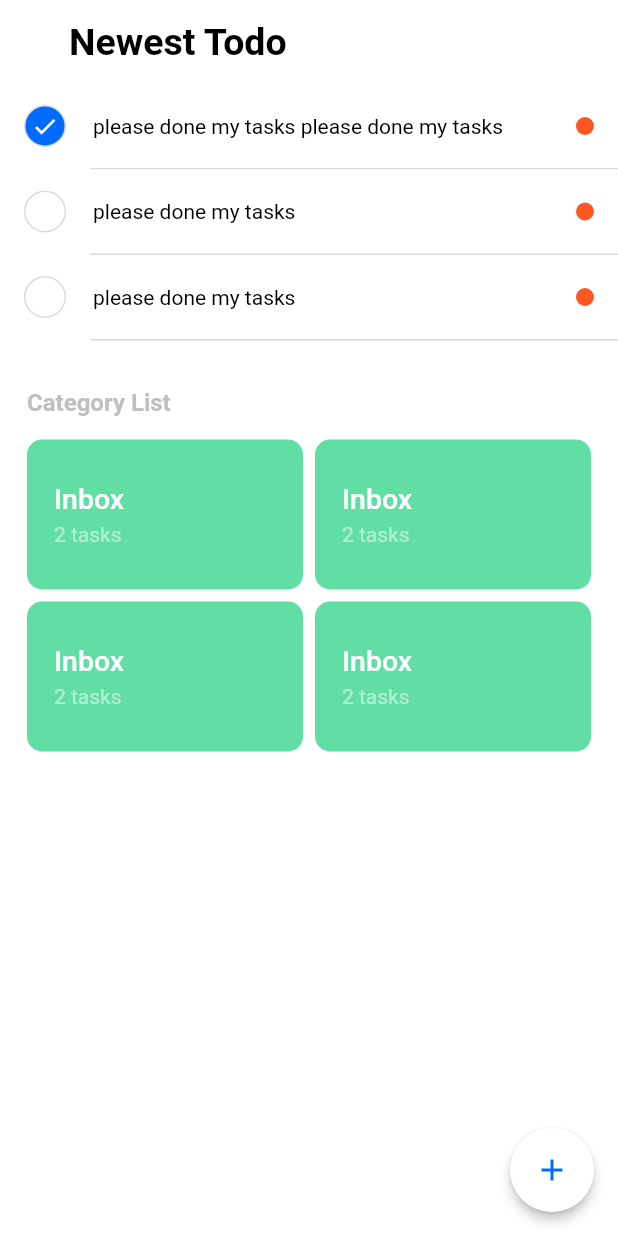
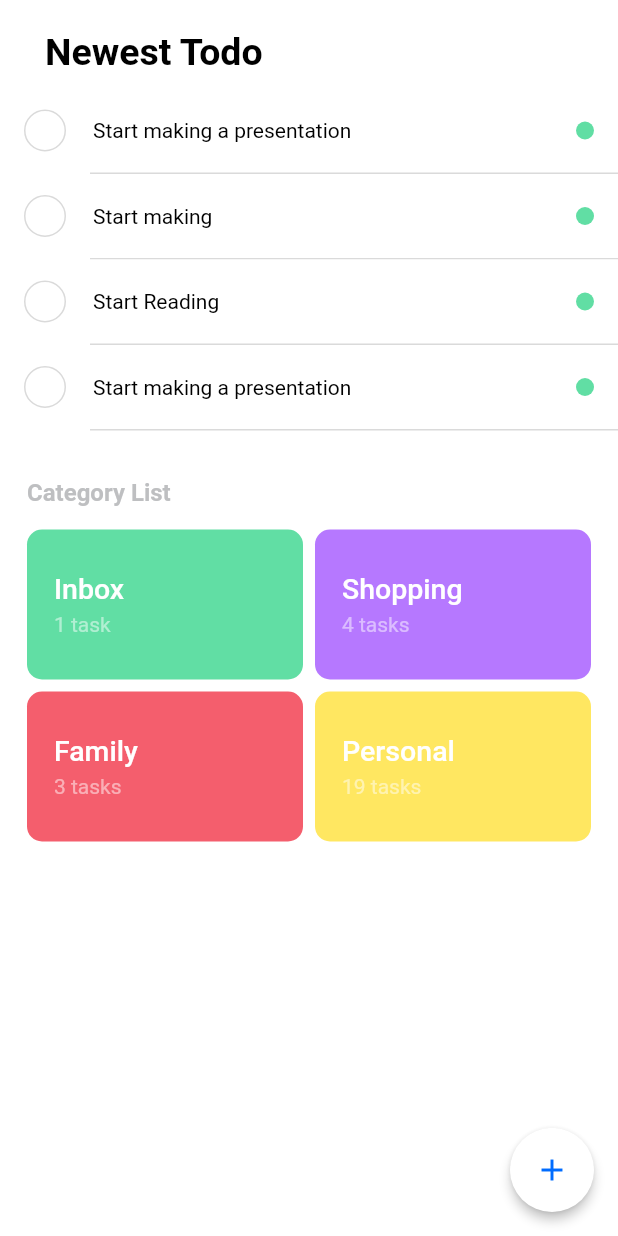
Before and after one commit to devAmirHemmati/task-list, a Flutter app: the screen it shows after launch, on a phone screen of 412 x 824 dp. Run offline on Flutter 3.47's test engine with Material 2 defaults, Android fonts, the phone set to English and light mode, and no system bars; drawn by our look-alikes of flutter_slidable; our stand-ins replace hexcolor.

Commit message:
develop: dynamic task list in home page dynamic category list in home page dynamic floating action button swith is show for floating action button's menu

```diff
--- a/lib/components/category_card.dart
+++ b/lib/components/category_card.dart
@@ -28,7 +28,7 @@ class CategoryCard extends StatelessWidget {
           mainAxisAlignment: MainAxisAlignment.center,
           children: [
             Text(
-              "Inbox",
+              _title,
               style: TextStyle(
                 fontSize: 19,
                 fontWeight: FontWeight.w500,
--- a/lib/components/task_card.dart
+++ b/lib/components/task_card.dart
@@ -7,15 +7,21 @@ class TaskCard extends StatelessWidget {
   late bool _isActive;
   late Color _categoryColor;
   late String _title;
+  late void Function() _onTap;
+  late void Function() _onRemoveTask;
 
   TaskCard({
     required bool isActive,
     required Color categoryColor,
     required String title,
+    required void Function() onTap,
+    required void Function() onRemoveTask,
   }) {
     this._isActive = isActive;
     this._categoryColor = categoryColor;
     this._title = title;
+    this._onTap = onTap;
+    this._onRemoveTask = onRemoveTask;
   }
 
   @override
@@ -111,16 +117,16 @@ class TaskCard extends StatelessWidget {
                 ),
               ],
             ),
-            onTap: () {},
+            onTap: _onTap,
           ),
         ),
       ),
-      actions: <Widget>[
+      secondaryActions: <Widget>[
         IconSlideAction(
           caption: 'Delete',
           color: Colors.red[400],
           icon: Icons.delete,
-          onTap: () {},
+          onTap: _onRemoveTask,
         ),
       ],
     );
--- /dev/null
+++ b/lib/model/category_model.dart
@@ -0,0 +1,13 @@
+import 'package:flutter/material.dart';
+
+class CategoryModel {
+  late String title;
+  late int lengths;
+  late Color color;
+
+  CategoryModel({
+    required this.title,
+    required this.lengths,
+    required this.color,
+  });
+}
--- /dev/null
+++ b/lib/model/task_model.dart
@@ -0,0 +1,13 @@
+import 'package:flutter/material.dart';
+
+class TaskModel {
+  late String title;
+  late bool isActive;
+  late Color categoryColor;
+
+  TaskModel({
+    required this.title,
+    required this.isActive,
+    required this.categoryColor,
+  });
+}
--- a/lib/screens/home.dart
+++ b/lib/screens/home.dart
@@ -6,42 +6,135 @@ import 'package:my/components/category_card.dart';
 import 'package:my/components/grid_view_deligate_height.dart';
 import 'package:my/components/task_card.dart';
 import 'package:my/constants.dart';
+import 'package:my/model/category_model.dart';
+import 'package:my/model/task_model.dart';
 
-class HomeScreen extends StatelessWidget {
+class HomeScreen extends StatefulWidget {
+  @override
+  _HomeScreenState createState() => _HomeScreenState();
+}
+
+class _HomeScreenState extends State<HomeScreen> {
+  late List<CategoryModel> categories = [];
+  late List<TaskModel> tasks = [];
+  late bool isActiveFib = false;
+
+  @override
+  void initState() {
+    super.initState();
+
+    setState(() {
+      categories = [
+        CategoryModel(
+          title: "Inbox",
+          lengths: 1,
+          color: HexColor("#61DEA4"),
+        ),
+        CategoryModel(
+          title: "Shopping",
+          lengths: 4,
+          color: HexColor("#B678FF"),
+        ),
+        CategoryModel(
+          title: "Family",
+          lengths: 3,
+          color: HexColor("#F45E6D"),
+        ),
+        CategoryModel(
+          title: "Personal",
+          lengths: 19,
+          color: HexColor("#FFE761"),
+        ),
+      ];
+
+      tasks = [
+        TaskModel(
+          title: "Start making a presentation",
+          isActive: false,
+          categoryColor: categories[0].color,
+        ),
+        TaskModel(
+          title: "Start making",
+          isActive: false,
+          categoryColor: categories[0].color,
+        ),
+        TaskModel(
+          title: "Start Reading",
+          isActive: false,
+          categoryColor: categories[0].color,
+        ),
+        TaskModel(
+          title: "Start making a presentation",
+          isActive: false,
+          categoryColor: categories[0].color,
+        ),
+      ];
+    });
+  }
+
   Future<bool> _handleWillPop() async {
     exit(0);
   }
 
+  void _handleSwitchActiveTask(int index) {
+    setState(() {
+      tasks[index].isActive = !tasks[index].isActive;
+    });
+  }
+
+  void _handleDeleteTask(int index) {
+    ScaffoldMessenger.of(context).hideCurrentSnackBar();
+
+    TaskModel removedTask = tasks[index];
+
+    setState(() {
+      tasks.removeAt(index);
+    });
+
+    ScaffoldMessenger.of(context).showSnackBar(SnackBar(
+      duration: Duration(seconds: 3),
+      content: ElevatedButton(
+        onPressed: () {
+          ScaffoldMessenger.of(context).hideCurrentSnackBar();
+
+          setState(() {
+            tasks.insert(index, removedTask);
+            ScaffoldMessenger.of(context);
+          });
+        },
+        child: Text(
+          "undo",
+          style: TextStyle(
+            color: Colors.black,
+          ),
+        ),
+      ),
+    ));
+  }
+
+  void _handleSwitchActiveFib() {
+    setState(() {
+      isActiveFib = !isActiveFib;
+    });
+  }
+
   Widget _NewestTodo() {
-    return Column(
-      children: [
-        TaskCard(
-          categoryColor: Colors.deepOrange,
-          isActive: true,
-          title:
-              "please done my tasks please done my tasks please done my tasks please done my tasks tasks please done my tasks please done my tasks",
-        ),
-        TaskCard(
-          categoryColor: Colors.deepOrange,
-          isActive: false,
-          title: "please done my tasks",
-        ),
-        TaskCard(
-          categoryColor: Colors.deepOrange,
-          isActive: false,
-          title: "please done my tasks",
-        ),
-      ],
+    return ListView.builder(
+      itemCount: tasks.length,
+      shrinkWrap: true,
+      itemBuilder: (BuildContext context, int index) {
+        return TaskCard(
+          categoryColor: tasks[index].categoryColor,
+          isActive: tasks[index].isActive,
+          title: tasks[index].title,
+          onTap: () => {_handleSwitchActiveTask(index)},
+          onRemoveTask: () => {_handleDeleteTask(index)},
+        );
+      },
     );
   }
 
   Widget _CategoryList(BuildContext context) {
-    var size = MediaQuery.of(context).size;
-
-    /*24 is for notification bar on Android*/
-    final double itemHeight = (size.height - kToolbarHeight - 24) / 2;
-    final double itemWidth = size.width + size.width;
-
     return Container(
       alignment: Alignment.topLeft,
       padding: EdgeInsets.only(
@@ -68,7 +161,7 @@ class HomeScreen extends StatelessWidget {
             ),
           ),
           GridView.builder(
-            itemCount: 4,
+            itemCount: categories.length,
             shrinkWrap: true,
             gridDelegate:
                 SliverGridDelegateWithFixedCrossAxisCountAndFixedHeight(
@@ -79,9 +172,9 @@ class HomeScreen extends StatelessWidget {
             ),
             itemBuilder: (BuildContext context, int index) {
               return CategoryCard(
-                color: HexColor("#61DEA4"),
-                title: "Inbox",
-                lengths: 2,
+                color: categories[index].color,
+                title: categories[index].title,
+                lengths: categories[index].lengths,
               );
             },
           )
@@ -92,13 +185,18 @@ class HomeScreen extends StatelessWidget {
 
   @override
   Widget build(BuildContext context) {
+    Size size = MediaQuery.of(context).size;
+
     return WillPopScope(
       child: Scaffold(
         backgroundColor: Colors.white,
-        appBar: AppBar(
-          automaticallyImplyLeading: false,
-          title: Padding(
-            padding: EdgeInsets.only(left: 30),
+        body: Stack(
+          alignment: Alignment.bottomRight,
+          children: [
+            ListView(
+              children: [
+                Padding(
+                  padding: EdgeInsets.only(left: 30, bottom: 10, top: 20),
                   child: Text(
                     "Newest Todo",
                     style: TextStyle(
@@ -108,19 +206,37 @@ class HomeScreen extends StatelessWidget {
                     ),
                   ),
                 ),
-          backgroundColor: Colors.white,
-          elevation: 0,
-        ),
-        body: ListView(
-          children: [
                 _NewestTodo(),
                 _CategoryList(context),
               ],
             ),
+            isActiveFib
+                ? Container(
+                    width: size.width,
+                    height: size.height,
+                    color: Colors.white.withOpacity(0.7),
+                  )
+                : Container(),
+            isActiveFib
+                ? Positioned(
+                    child: Container(
+                      width: 220,
+                      height: 120,
+                      decoration: BoxDecoration(
+                        color: Colors.grey,
+                        borderRadius: BorderRadius.circular(10),
+                      ),
+                    ),
+                    bottom: 80,
+                    right: 15,
+                  )
+                : Container(),
+          ],
+        ),
         floatingActionButton: FloatingActionButton(
-          onPressed: () {},
+          onPressed: _handleSwitchActiveFib,
           child: Icon(
-            Icons.add,
+            isActiveFib ? Icons.remove : Icons.add,
             color: HexColor(
               THEME_COLORS['primary-1'],
             ),
```
Also changed, not shown: 1 other file. Lines whose indentation alone changed are shown as unchanged.
